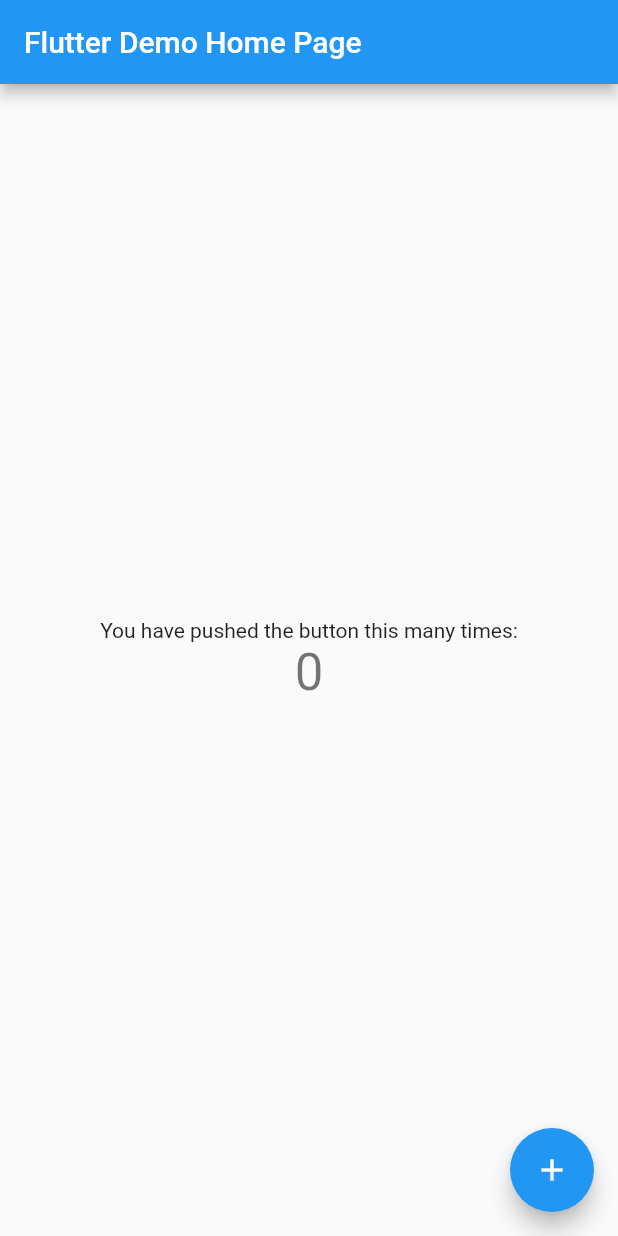
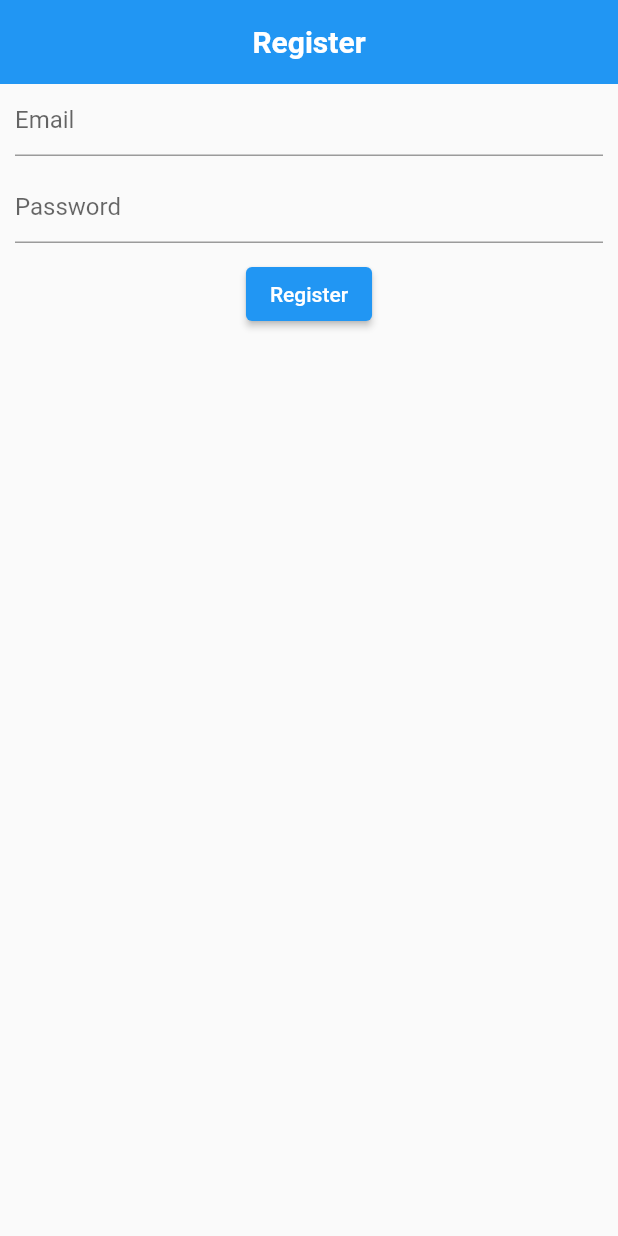
Before and after one commit to nzikak/notes-app, a Flutter app: the screen it shows after launch, on a phone screen of 412 x 824 dp. Run offline on Flutter 3.47's test engine with Material 2 defaults, Android fonts, the phone set to English and light mode, and no system bars; our stand-ins replace firebase_auth, firebase_core; accounts and stored records are empty.

Commit message:
Basic registration screen setup

```diff
--- a/lib/main.dart
+++ b/lib/main.dart
@@ -1,115 +1,94 @@
 import 'package:flutter/material.dart';
+import 'package:firebase_auth/firebase_auth.dart';
+import 'package:firebase_core/firebase_core.dart';
+import 'firebase_options.dart';
 
-void main() {
-  runApp(const MyApp());
+void main() async {
+  WidgetsFlutterBinding.ensureInitialized();
+  await Firebase.initializeApp(
+    options: DefaultFirebaseOptions.currentPlatform
+  );
+  runApp(MaterialApp(
+    title: 'Flutter Demo',
+    debugShowCheckedModeBanner: false,
+    theme: ThemeData(
+      primarySwatch: Colors.blue,
+    ),
+    home: const HomePage(),
+  ));
 }
 
-class MyApp extends StatelessWidget {
-  const MyApp({Key? key}) : super(key: key);
+class HomePage extends StatefulWidget {
+  const HomePage({Key? key}) : super(key: key);
 
-  // This widget is the root of your application.
   @override
-  Widget build(BuildContext context) {
-    return MaterialApp(
-      title: 'Flutter Demo',
-      theme: ThemeData(
-        // This is the theme of your application.
-        //
-        // Try running your application with "flutter run". You'll see the
-        // application has a blue toolbar. Then, without quitting the app, try
-        // changing the primarySwatch below to Colors.green and then invoke
-        // "hot reload" (press "r" in the console where you ran "flutter run",
-        // or simply save your changes to "hot reload" in a Flutter IDE).
-        // Notice that the counter didn't reset back to zero; the application
-        // is not restarted.
-        primarySwatch: Colors.blue,
-      ),
-      home: const MyHomePage(title: 'Flutter Demo Home Page'),
-    );
-  }
+  State<HomePage> createState() => _HomePageState();
 }
 
-class MyHomePage extends StatefulWidget {
-  const MyHomePage({Key? key, required this.title}) : super(key: key);
-
-  // This widget is the home page of your application. It is stateful, meaning
-  // that it has a State object (defined below) that contains fields that affect
-  // how it looks.
-
-  // This class is the configuration for the state. It holds the values (in this
-  // case the title) provided by the parent (in this case the App widget) and
-  // used by the build method of the State. Fields in a Widget subclass are
-  // always marked "final".
-
-  final String title;
+class _HomePageState extends State<HomePage> {
+  late final TextEditingController _emailTextController;
+  late final TextEditingController _passwordTextController;
 
   @override
-  State<MyHomePage> createState() => _MyHomePageState();
-}
+  void initState() {
+    _emailTextController = TextEditingController();
+    _passwordTextController = TextEditingController();
+    super.initState();
+  }
 
-class _MyHomePageState extends State<MyHomePage> {
-  int _counter = 0;
-
-  void _incrementCounter() {
-    setState(() {
-      // This call to setState tells the Flutter framework that something has
-      // changed in this State, which causes it to rerun the build method below
-      // so that the display can reflect the updated values. If we changed
-      // _counter without calling setState(), then the build method would not be
-      // called again, and so nothing would appear to happen.
-      _counter++;
-    });
+  @override
+  void dispose() {
+    _emailTextController.dispose();
+    _passwordTextController.dispose();
+    super.dispose();
   }
 
   @override
   Widget build(BuildContext context) {
-    // This method is rerun every time setState is called, for instance as done
-    // by the _incrementCounter method above.
-    //
-    // The Flutter framework has been optimized to make rerunning build methods
-    // fast, so that you can just rebuild anything that needs updating rather
-    // than having to individually change instances of widgets.
     return Scaffold(
       appBar: AppBar(
-        // Here we take the value from the MyHomePage object that was created by
-        // the App.build method, and use it to set our appbar title.
-        title: Text(widget.title),
+        title: const Text(
+          "Register",
+          style: TextStyle(fontWeight: FontWeight.bold),
+        ),
+        centerTitle: true,
+        elevation: 0.0,
       ),
-      body: Center(
-        // Center is a layout widget. It takes a single child and positions it
-        // in the middle of the parent.
+      body: Container(
+        padding: const EdgeInsets.symmetric(horizontal: 10.0),
         child: Column(
-          // Column is also a layout widget. It takes a list of children and
-          // arranges them vertically. By default, it sizes itself to fit its
-          // children horizontally, and tries to be as tall as its parent.
-          //
-          // Invoke "debug painting" (press "p" in the console, choose the
-          // "Toggle Debug Paint" action from the Flutter Inspector in Android
-          // Studio, or the "Toggle Debug Paint" command in Visual Studio Code)
-          // to see the wireframe for each widget.
-          //
-          // Column has various properties to control how it sizes itself and
-          // how it positions its children. Here we use mainAxisAlignment to
-          // center the children vertically; the main axis here is the vertical
-          // axis because Columns are vertical (the cross axis would be
-          // horizontal).
-          mainAxisAlignment: MainAxisAlignment.center,
-          children: <Widget>[
-            const Text(
-              'You have pushed the button this many times:',
+          children: [
+            TextField(
+              maxLines: 1,
+              controller: _emailTextController,
+              keyboardType: TextInputType.emailAddress,
+              decoration: const InputDecoration(hintText: "Email"),
             ),
-            Text(
-              '$_counter',
-              style: Theme.of(context).textTheme.headline4,
+            const SizedBox(height: 10),
+            TextField(
+              maxLines: 1,
+              controller: _passwordTextController,
+              obscureText: true,
+              autocorrect: false,
+              enableSuggestions: false,
+              decoration: const InputDecoration(hintText: "Password"),
+              //      keyboardType: TextInputType.,
             ),
+            const SizedBox(height: 10),
+            ElevatedButton(onPressed: () {
+              final email = _emailTextController.text;
+              final password = _passwordTextController.text;
+              _createNewUser(email, password);
+            }, child: const Text("Register"))
           ],
         ),
       ),
-      floatingActionButton: FloatingActionButton(
-        onPressed: _incrementCounter,
-        tooltip: 'Increment',
-        child: const Icon(Icons.add),
-      ), // This trailing comma makes auto-formatting nicer for build methods.
     );
   }
+
+  void _createNewUser(String email, String password) async {
+    final userCredential = await FirebaseAuth.instance
+        .createUserWithEmailAndPassword(email: email, password: password);
+    print(userCredential);
+  }
 }
```
